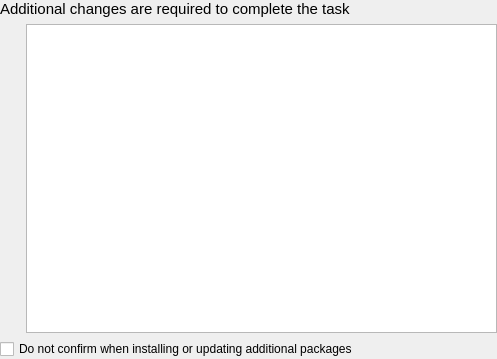
Old version of the form libapper/Requirements.ui in the repository dylanchang44/debian_package_testing.
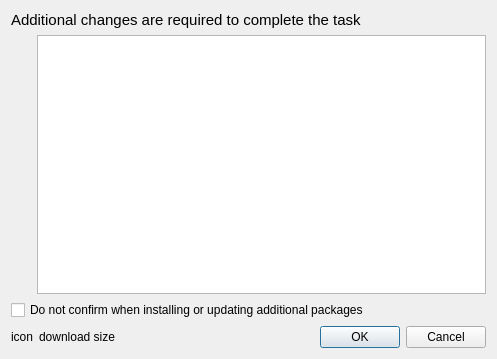
New version of the form.

```diff
--- a/libapper/Requirements.ui
+++ b/libapper/Requirements.ui
@@ -1,7 +1,7 @@
 <?xml version="1.0" encoding="UTF-8"?>
 <ui version="4.0">
  <class>Requirements</class>
- <widget class="QWidget" name="Requirements">
+ <widget class="QDialog" name="Requirements">
   <property name="geometry">
    <rect>
     <x>0</x>
@@ -10,10 +10,7 @@
     <height>359</height>
    </rect>
   </property>
-  <layout class="QGridLayout" name="gridLayout_2">
-   <property name="margin">
-    <number>0</number>
-   </property>
+  <layout class="QGridLayout" name="gridLayout">
    <item row="0" column="0" colspan="2">
     <widget class="QLabel" name="label">
      <property name="sizePolicy">
@@ -35,6 +32,23 @@
      </property>
     </widget>
    </item>
+   <item row="1" column="0">
+    <layout class="QVBoxLayout" name="verticalLayout">
+     <item>
+      <spacer name="verticalSpacer">
+       <property name="orientation">
+        <enum>Qt::Vertical</enum>
+       </property>
+       <property name="sizeHint" stdset="0">
+        <size>
+         <width>20</width>
+         <height>40</height>
+        </size>
+       </property>
+      </spacer>
+     </item>
+    </layout>
+   </item>
    <item row="1" column="1">
     <widget class="QTreeView" name="packageView">
      <property name="sizePolicy">
@@ -88,20 +102,28 @@
      </property>
     </widget>
    </item>
-   <item row="1" column="0">
-    <layout class="QVBoxLayout" name="verticalLayout">
+   <item row="3" column="0" colspan="2">
+    <layout class="QHBoxLayout" name="horizontalLayout">
      <item>
-      <spacer name="verticalSpacer">
-       <property name="orientation">
-        <enum>Qt::Vertical</enum>
+      <widget class="QLabel" name="downloadI">
+       <property name="text">
+        <string notr="true">icon</string>
        </property>
-       <property name="sizeHint" stdset="0">
-        <size>
-         <width>20</width>
-         <height>40</height>
-        </size>
+      </widget>
+     </item>
+     <item>
+      <widget class="QLabel" name="downloadT">
+       <property name="text">
+        <string notr="true">download size</string>
        </property>
-      </spacer>
+      </widget>
+     </item>
+     <item>
+      <widget class="QDialogButtonBox" name="buttonBox">
+       <property name="standardButtons">
+        <set>QDialogButtonBox::Cancel|QDialogButtonBox::Ok</set>
+       </property>
+      </widget>
      </item>
     </layout>
    </item>
```
Left out of the diff: 38 changed lines with no effect on the pictures.
